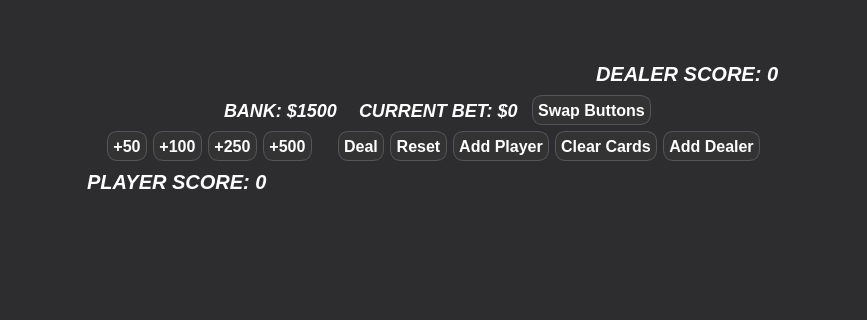
The window that mainwindow.ui (landonwest815/blackjack-educational-app) describes before a commit, drawn with Qt 5; both pictures show x 270 to 1137 and y 211 to 531 of the 1406 by 700 pixel window.
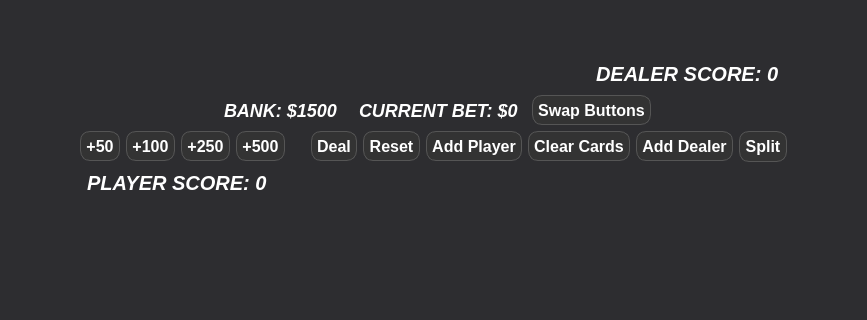
The same window after the commit. Custom widgets are drawn as their Qt base class.

Commit message: Added split functionality, ratio not set yet

The edit to the form file:
```diff
--- a/mainwindow.ui
+++ b/mainwindow.ui
@@ -643,6 +643,34 @@
         </property>
        </widget>
       </item>
+      <item>
+       <widget class="QPushButton" name="splitButton">
+        <property name="styleSheet">
+         <string notr="true">QPushButton {
+    background-color: #333333;
+    color: white;
+    border-radius: 10px;
+    text-shadow: 1px 1px 2px black;
+    padding: 5px;
+    border: 1px solid #555555;
+    font-weight: bold;
+    font-size: 16px;
+    font-family: &quot;Arial&quot;, sans-serif;
+}
+
+QPushButton:hover {
+    background-color: #444444;
+}
+
+QPushButton:pressed {
+    background-color: #333333;
+}</string>
+        </property>
+        <property name="text">
+         <string>Split</string>
+        </property>
+       </widget>
+      </item>
       <item>
        <spacer name="horizontalSpacer_2">
         <property name="orientation">
```
Left out of the diff: 2 changed lines with no effect on the pictures. The commit also changes 4 other files.
